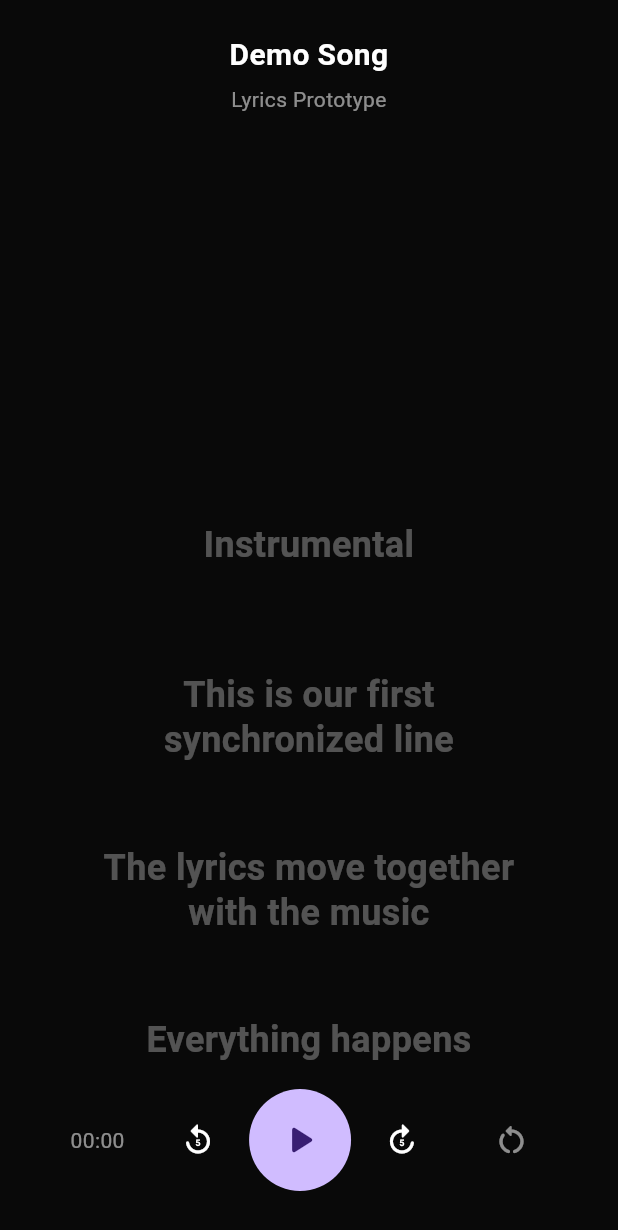
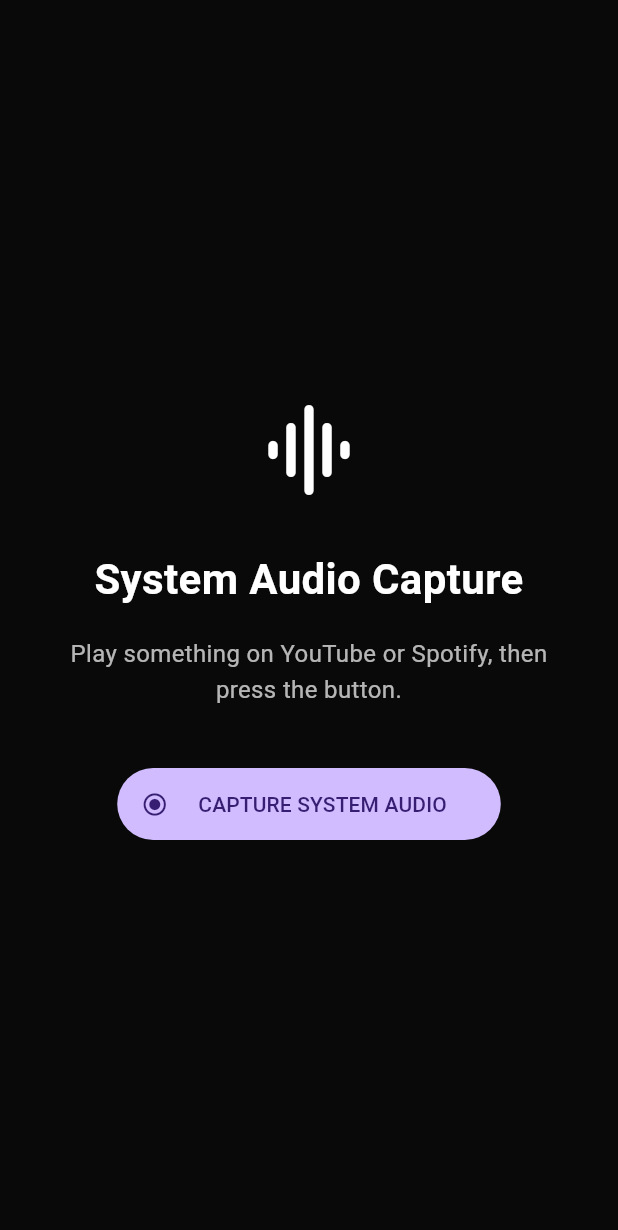
Before and after one commit to AG-code32/lyriKO, a Flutter app: the screen it shows after launch, on a phone screen of 412 x 824 dp. Shown: the top 1230 px of the screen. Run offline on Flutter 3.47's test engine with Material 3 defaults, Android fonts, the phone set to English and light mode, and no system bars.

Commit message:
Add Windows system audio capture with WASAPI

```diff
--- a/lib/data/demo_lyrics.dart
+++ /dev/null
@@ -1,49 +0,0 @@
-import '../models/lyric_line.dart';
-
-const demoLyrics = <LyricLine>[
-  LyricLine(
-    start: Duration(seconds: 0),
-    end: Duration(seconds: 4),
-    text: 'Instrumental',
-  ),
-  LyricLine(
-    start: Duration(seconds: 4),
-    end: Duration(seconds: 8),
-    text: 'This is our first synchronized line',
-  ),
-  LyricLine(
-    start: Duration(seconds: 8),
-    end: Duration(seconds: 12),
-    text: 'The lyrics move together with the music',
-  ),
-  LyricLine(
-    start: Duration(seconds: 12),
-    end: Duration(seconds: 16),
-    text: 'Everything happens automatically',
-  ),
-  LyricLine(
-    start: Duration(seconds: 16),
-    end: Duration(seconds: 20),
-    text: 'No Spotify Premium is required',
-  ),
-  LyricLine(
-    start: Duration(seconds: 20),
-    end: Duration(seconds: 24),
-    text: 'The song can be detected externally',
-  ),
-  LyricLine(
-    start: Duration(seconds: 24),
-    end: Duration(seconds: 28),
-    text: 'And the lyrics come from our cloud',
-  ),
-  LyricLine(
-    start: Duration(seconds: 28),
-    end: Duration(seconds: 32),
-    text: 'Now the synchronization engine works',
-  ),
-  LyricLine(
-    start: Duration(seconds: 32),
-    end: Duration(seconds: 36),
-    text: 'This will become our lyrics application',
-  ),
-];
--- a/lib/main.dart
+++ b/lib/main.dart
@@ -1,13 +1,19 @@
 import 'package:flutter/material.dart';
 
-import 'screens/lyrics_screen.dart';
+import 'screens/audio_capture_test_screen.dart';
 
 void main() {
-  runApp(const LyricsApp());
+  WidgetsFlutterBinding.ensureInitialized();
+
+  runApp(
+    const LyricsApp(),
+  );
 }
 
 class LyricsApp extends StatelessWidget {
-  const LyricsApp({super.key});
+  const LyricsApp({
+    super.key,
+  });
 
   @override
   Widget build(BuildContext context) {
@@ -18,7 +24,7 @@ class LyricsApp extends StatelessWidget {
         brightness: Brightness.dark,
         useMaterial3: true,
       ),
-      home: const LyricsScreen(),
+      home: const AudioCaptureTestScreen(),
     );
   }
 }
--- /dev/null
+++ b/lib/screens/audio_capture_test_screen.dart
@@ -0,0 +1,144 @@
+import 'package:flutter/material.dart';
+
+import '../services/system_audio_capture_service.dart';
+
+class AudioCaptureTestScreen extends StatefulWidget {
+  const AudioCaptureTestScreen({
+    super.key,
+  });
+
+  @override
+  State<AudioCaptureTestScreen> createState() =>
+      _AudioCaptureTestScreenState();
+}
+
+class _AudioCaptureTestScreenState
+    extends State<AudioCaptureTestScreen> {
+  final SystemAudioCaptureService _captureService =
+      SystemAudioCaptureService();
+
+  bool _capturing = false;
+
+  String _status =
+      'Play something on YouTube or Spotify, then press the button.';
+
+  Future<void> _capture() async {
+    if (_capturing) {
+      return;
+    }
+
+    setState(() {
+      _capturing = true;
+      _status =
+          'Capturing Windows system audio for 6 seconds...';
+    });
+
+    try {
+      final result =
+          await _captureService.capture();
+
+      if (!mounted) {
+        return;
+      }
+
+      setState(() {
+        _status =
+            'Capture successful\n\n'
+            'File:\n${result.filePath}\n\n'
+            'Audio bytes: ${result.bytes}\n'
+            'Sample rate: ${result.sampleRate} Hz\n'
+            'Channels: ${result.channels}\n'
+            'Bits: ${result.bitsPerSample}';
+      });
+    } catch (e) {
+      if (!mounted) {
+        return;
+      }
+
+      setState(() {
+        _status =
+            'Capture failed\n\n$e';
+      });
+    } finally {
+      if (mounted) {
+        setState(() {
+          _capturing = false;
+        });
+      }
+    }
+  }
+
+  @override
+  Widget build(BuildContext context) {
+    return Scaffold(
+      backgroundColor: const Color(0xFF090909),
+      body: SafeArea(
+        child: Center(
+          child: ConstrainedBox(
+            constraints: const BoxConstraints(
+              maxWidth: 600,
+            ),
+            child: Padding(
+              padding: const EdgeInsets.all(32),
+              child: Column(
+                mainAxisAlignment:
+                    MainAxisAlignment.center,
+                children: [
+                  const Icon(
+                    Icons.graphic_eq_rounded,
+                    color: Colors.white,
+                    size: 72,
+                  ),
+                  const SizedBox(height: 30),
+                  const Text(
+                    'System Audio Capture',
+                    textAlign: TextAlign.center,
+                    style: TextStyle(
+                      color: Colors.white,
+                      fontSize: 28,
+                      fontWeight: FontWeight.w700,
+                    ),
+                  ),
+                  const SizedBox(height: 18),
+                  Text(
+                    _status,
+                    textAlign: TextAlign.center,
+                    style: const TextStyle(
+                      color: Colors.white70,
+                      fontSize: 16,
+                      height: 1.5,
+                    ),
+                  ),
+                  const SizedBox(height: 40),
+                  FilledButton.icon(
+                    onPressed:
+                        _capturing ? null : _capture,
+                    icon: const Icon(
+                      Icons.radio_button_checked_rounded,
+                    ),
+                    label: Padding(
+                      padding:
+                          const EdgeInsets.symmetric(
+                        vertical: 14,
+                        horizontal: 12,
+                      ),
+                      child: Text(
+                        _capturing
+                            ? 'CAPTURING...'
+                            : 'CAPTURE SYSTEM AUDIO',
+                      ),
+                    ),
+                  ),
+                  if (_capturing) ...[
+                    const SizedBox(height: 30),
+                    const LinearProgressIndicator(),
+                  ],
+                ],
+              ),
+            ),
+          ),
+        ),
+      ),
+    );
+  }
+}
--- /dev/null
+++ b/lib/services/system_audio_capture_service.dart
@@ -0,0 +1,54 @@
+import 'package:flutter/services.dart';
+
+class SystemAudioCaptureResult {
+  final String filePath;
+  final int bytes;
+  final int sampleRate;
+  final int channels;
+  final int bitsPerSample;
+
+  const SystemAudioCaptureResult({
+    required this.filePath,
+    required this.bytes,
+    required this.sampleRate,
+    required this.channels,
+    required this.bitsPerSample,
+  });
+
+  factory SystemAudioCaptureResult.fromMap(
+    Map<dynamic, dynamic> map,
+  ) {
+    return SystemAudioCaptureResult(
+      filePath: map['filePath'] as String,
+      bytes: map['bytes'] as int,
+      sampleRate: map['sampleRate'] as int,
+      channels: map['channels'] as int,
+      bitsPerSample: map['bitsPerSample'] as int,
+    );
+  }
+}
+
+class SystemAudioCaptureService {
+  static const MethodChannel _channel =
+      MethodChannel('lyrics_app/system_audio');
+
+  Future<SystemAudioCaptureResult> capture({
+    Duration duration = const Duration(seconds: 6),
+  }) async {
+    final result =
+        await _channel.invokeMethod<Map<dynamic, dynamic>>(
+      'captureSystemAudio',
+      {
+        'durationMs': duration.inMilliseconds,
+      },
+    );
+
+    if (result == null) {
+      throw StateError(
+        'Windows returned an empty capture result.',
+      );
+    }
+
+    return SystemAudioCaptureResult.fromMap(result);
+  }
+}
--- a/pubspec.yaml
+++ b/pubspec.yaml
@@ -34,7 +34,6 @@ dependencies:
   # The following adds the Cupertino Icons font to your application.
   # Use with the CupertinoIcons class for iOS style icons.
   cupertino_icons: ^1.0.8
-
 dev_dependencies:
   flutter_test:
     sdk: flutter
@@ -56,6 +55,8 @@ flutter:
   # included with your application, so that you can use the icons in
   # the material Icons class.
   uses-material-design: true
+  assets:
+    - assets/lyrics/
 
   # To add assets to your application, add an assets section, like this:
   # assets:
```
Also changed, not shown: assets/lyrics/demo_song.json (added, +52 -0 lines), lib/models/lyric_line.dart (+16 -2 lines), lib/models/song.dart (added, +32 -0 lines), lib/screens/lyrics_screen.dart (+140 -77 lines), lib/services/song_loader_service.dart (added, +16 -0 lines), 4 other files.
